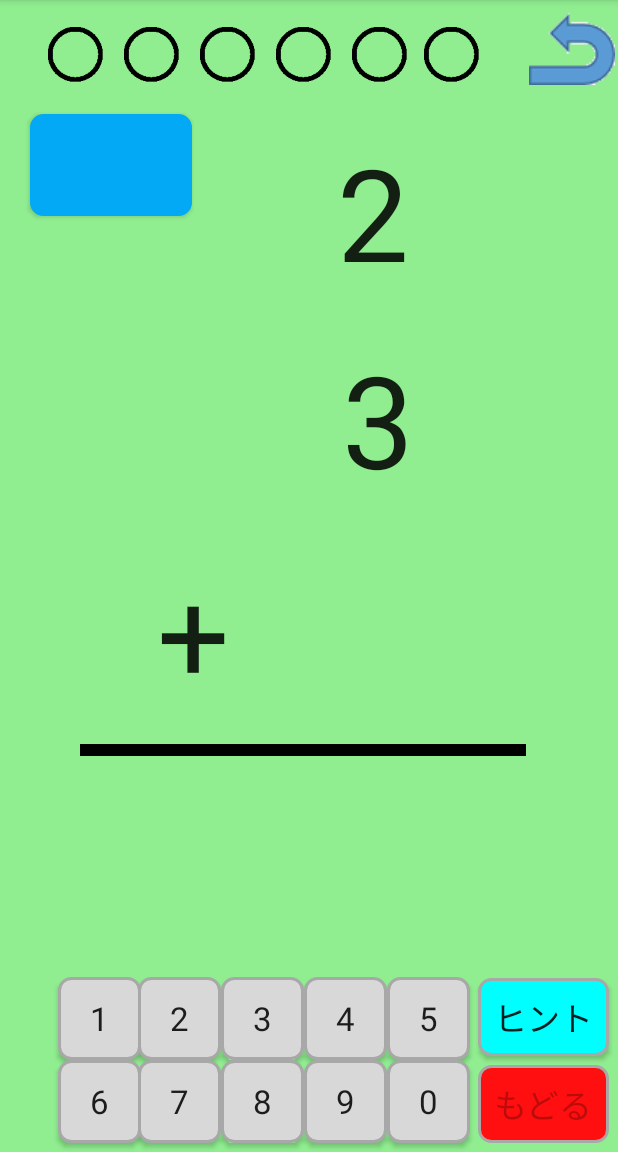
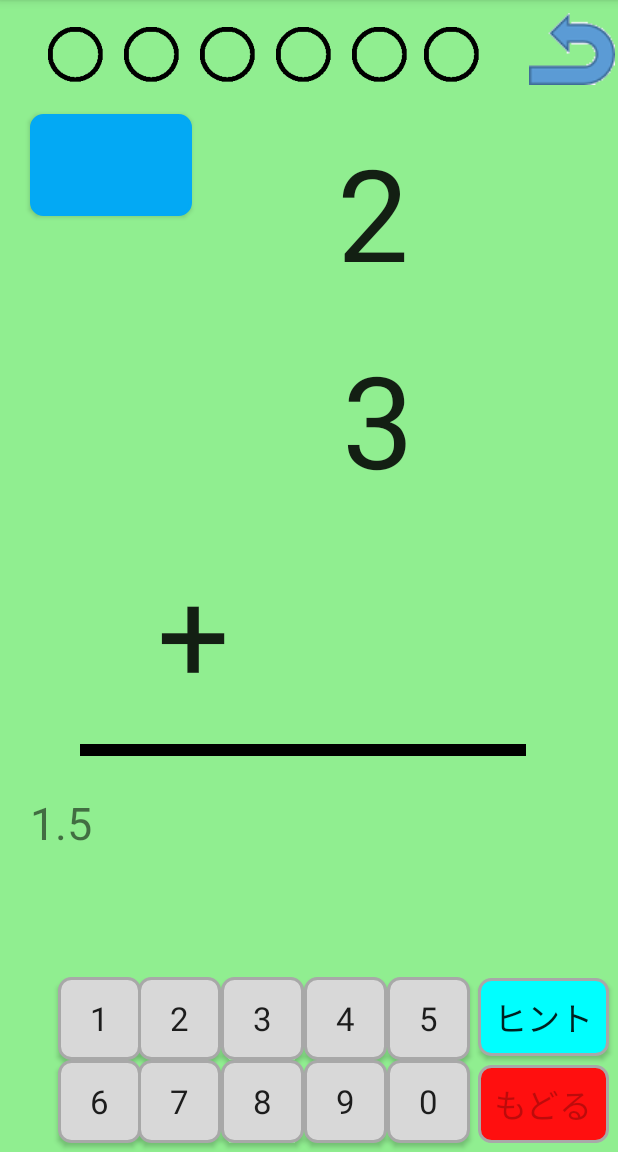
Before and after one commit to r24ruru7/MathMonster, an Android app: the MathActivity screen opened directly, with no data from a screen before it, on a phone screen of 412 x 824 dp, the part 84-1236 px from its top. Run offline under Robolectric (Android 15) with nearby library versions, the phone set to English and light mode, and no system bars.

Commit message:
移動量のアニメーション関数を新たに追加

```diff
--- a/app/src/main/java/com/example/yamato/mathmonster/MathActivity.kt
+++ b/app/src/main/java/com/example/yamato/mathmonster/MathActivity.kt
@@ -9,6 +9,7 @@ import kotlinx.android.synthetic.main.activity_math.*
 import android.content.Intent
 import android.os.Handler
 import android.os.SystemClock
+import android.util.DisplayMetrics
 import android.view.View
 import android.view.animation.AlphaAnimation
 import android.view.animation.Animation
@@ -30,6 +31,10 @@ class MathActivity : AppCompatActivity() {
     var false_count = 0 //間違えた回数
     var now_level = 0   //現在出題しているレベル
     var hint_stage = 0 //ヒントの段階
+    var dpi = 0 //画面解像度
+
+
+
     //コミット練習
 
     override fun onCreate(savedInstanceState: Bundle?) {
@@ -50,6 +55,10 @@ class MathActivity : AppCompatActivity() {
         intent.putExtra("PLAYlev", level_cnt)
 
         val start = System.currentTimeMillis()  //レベルミックスの時間計測用
+
+        val density = resources.displayMetrics.density
+        textView2.text = density.toString()
+        dpi = density.toInt()
 
 
         false_count = false_C
@@ -699,7 +708,7 @@ class MathActivity : AppCompatActivity() {
             2 -> {      //タイルが動くアニメーション
                 if(userClickBtn == 1){
                     for(i in 1..num_a){
-                        var objectAnimator = ObjectAnimator.ofFloat(uptile[i-1], "translationY", (320 - 29 * num_b).toFloat())  //uptileのY軸を指定された分だけ下げる
+                        var objectAnimator = ObjectAnimator.ofFloat(uptile[i-1], "translationY", TEST(1, 2))  //uptileのY軸を指定された分だけ下げる
                         objectAnimator.duration = 500   //0.5秒後
                         objectAnimator.repeatCount = 0  //リピートしない
                         objectAnimator.start()  //実行
@@ -712,9 +721,8 @@ class MathActivity : AppCompatActivity() {
             3 -> {      //タイル移動後の配置処理
                 hideTile(2)
                 undertile[9].setVisibility(View.INVISIBLE)     //ヒント4から戻ってきたときに5の塊のタイルを隠す
-                var movetile = (320 - 29 * num_b).toFloat()     //タイルの配置を変えてる
                 for (i in 1..num_a) {
-                    uptile[i - 1].setTranslationY(movetile)
+                    uptile[i - 1].setTranslationY(TEST(1,3))
                 }
                 button11.setEnabled(true)   //hintstage=4から帰ってきたとき用
                 if(num_a + num_b !=5) button11.setEnabled(false)
@@ -772,13 +780,13 @@ class MathActivity : AppCompatActivity() {
                     button11.setEnabled(true)   //ヒントボタン押せるようになる
                     if(num_b == 5){
                         for(i in 1..num_a){     //移動アニメーション(詳細はHintPlus1へ)
-                            var objectAnimator = ObjectAnimator.ofFloat(uptile[i-1], "translationY", (322 - 30 * num_b).toFloat())
+                            var objectAnimator = ObjectAnimator.ofFloat(uptile[i-1], "translationY", TEST(2,2))
                             objectAnimator.duration = 500
                             objectAnimator.repeatCount = 0
                             objectAnimator.start()
                         }
                     }else if(num_a == 5){
-                        var objectAnimator = ObjectAnimator.ofFloat(uptile[9], "translationY", (322 - 30 * num_b).toFloat())
+                        var objectAnimator = ObjectAnimator.ofFloat(uptile[9], "translationY", TEST(2,2))
                         objectAnimator.duration = 500
                         objectAnimator.repeatCount = 0
                         objectAnimator.start()
@@ -1772,4 +1780,82 @@ class MathActivity : AppCompatActivity() {
             }
         }
     }
+
+    private fun TEST (mathLevel:Int, hintLevel:Int) : Float{    //420dpi, mdpiでアニメーションの移動量を変える用の苦肉の策関数
+        var xxx = 0.toFloat()
+        if(dpi != 1){   //420dpiアニメーション
+            when(mathLevel){
+                1->{    //足し算レベル1
+                    xxx = (320 -29 * num_b).toFloat()
+                    if(dpi != 1) textView2.text = "true" + dpi.toString()
+                    else textView2.text = "false" + dpi.toString()
+                }
+                2->{    //足し算レベル2
+                    xxx = (322 - 30 * num_b).toFloat()
+                }
+                3->{    //足し算レベル3
+
+                }
+                4->{    //足し算レベル4
+
+                }
+                5->{    //足し算レベル5
+
+                }
+                6->{    //引き算レベル1
+
+                }
+                7->{    //引き算レベル2
+
+                }
+                8->{    //引き算レベル3
+
+                }
+                9->{    //引き算レベル4
+
+                }
+                10->{    //引き算レベル5
+
+                }
+            }
+
+        }else{  //mdpiアニメーション
+            when(mathLevel) {
+                1 -> {    //足し算レベル1
+                    xxx = (90 - 60 * num_b).toFloat()
+                    if (dpi != 1) textView2.text = "true" + dpi.toString()
+                    else textView2.text = "false" + dpi.toString()
+                }
+                2 -> {    //足し算レベル2
+
+                }
+                3 -> {    //足し算レベル3
+
+                }
+                4 -> {    //足し算レベル4
+
+                }
+                5 -> {    //足し算レベル5
+
+                }
+                6 -> {    //引き算レベル1
+
+                }
+                7 -> {    //引き算レベル2
+
+                }
+                8 -> {    //引き算レベル3
+
+                }
+                9 -> {    //引き算レベル4
+
+                }
+                10 -> {    //引き算レベル5
+
+                }
+            }
+        }
+
+        return  xxx
+    }
 }
--- a/app/src/main/res/layout-sw720dp/activity_math.xml
+++ b/app/src/main/res/layout-sw720dp/activity_math.xml
@@ -121,10 +121,10 @@
     <TextView
             android:id="@+id/Number_a"
             android:layout_width="200dp"
-            android:layout_height="wrap_content"
+            android:layout_height="217dp"
             android:layout_marginStart="330dp"
             android:layout_marginLeft="330dp"
-            android:layout_marginTop="160dp"
+            android:layout_marginTop="140dp"
             android:layout_marginEnd="270dp"
             android:layout_marginRight="270dp"
             android:gravity="center_horizontal|center_vertical"
@@ -139,10 +139,10 @@
     <TextView
             android:id="@+id/Number_b"
             android:layout_width="200dp"
-            android:layout_height="wrap_content"
+            android:layout_height="217dp"
             android:layout_marginStart="330dp"
             android:layout_marginLeft="330dp"
-            android:layout_marginTop="16dp"
+            android:layout_marginTop="36dp"
             android:layout_marginEnd="270dp"
             android:layout_marginRight="270dp"
             android:gravity="center_horizontal|center_vertical"
@@ -318,12 +318,12 @@
     <TextView
             android:id="@+id/Number_total"
             android:layout_width="200dp"
-            android:layout_height="wrap_content"
+            android:layout_height="217dp"
             android:layout_marginStart="330dp"
             android:layout_marginLeft="330dp"
             android:layout_marginEnd="270dp"
             android:layout_marginRight="270dp"
-            android:layout_marginBottom="288dp"
+            android:layout_marginBottom="278dp"
             android:gravity="center_horizontal|center_vertical"
             android:textAppearance="@style/TextAppearance.AppCompat.Large"
             android:textSize="160sp"
@@ -336,7 +336,7 @@
             android:id="@+id/textView6"
             android:layout_width="450dp"
             android:layout_height="10dp"
-            android:layout_marginTop="8dp"
+            android:layout_marginTop="14dp"
             android:layout_marginBottom="8dp"
             android:background="#000000"
             app:layout_constraintBottom_toTopOf="@+id/Number_total"
@@ -349,10 +349,10 @@
     <TextView
             android:id="@+id/Number_plus"
             android:layout_width="200dp"
-            android:layout_height="wrap_content"
+            android:layout_height="217dp"
             android:layout_marginStart="130dp"
             android:layout_marginLeft="130dp"
-            android:layout_marginTop="16dp"
+            android:layout_marginTop="36dp"
             android:gravity="center_horizontal|center_vertical"
             android:text="@string/plus_text"
             android:textAppearance="@style/TextAppearance.AppCompat.Large"
@@ -364,109 +364,109 @@
 
     <TextView
             android:id="@+id/up_tile1"
-            android:layout_width="15dp"
-            android:layout_height="12dp"
-            android:layout_marginTop="194dp"
-            android:layout_marginEnd="76dp"
-            android:layout_marginRight="76dp"
+            android:layout_width="20dp"
+            android:layout_height="16dp"
+            android:layout_marginTop="280dp"
+            android:layout_marginEnd="150dp"
+            android:layout_marginRight="150dp"
             android:background="@drawable/wakusen"
-            android:visibility="gone"
+            android:visibility="visible"
             app:layout_constraintEnd_toEndOf="parent"
             app:layout_constraintTop_toTopOf="parent" />
 
     <TextView
             android:id="@+id/up_tile2"
-            android:layout_width="15dp"
-            android:layout_height="12dp"
-            android:layout_marginTop="183dp"
-            android:layout_marginEnd="76dp"
-            android:layout_marginRight="76dp"
+            android:layout_width="20dp"
+            android:layout_height="16dp"
+            android:layout_marginTop="267dp"
+            android:layout_marginEnd="150dp"
+            android:layout_marginRight="150dp"
             android:background="@drawable/wakusen2"
-            android:visibility="gone"
+            android:visibility="visible"
             app:layout_constraintEnd_toEndOf="parent"
             app:layout_constraintTop_toTopOf="parent" />
 
     <TextView
             android:id="@+id/up_tile3"
-            android:layout_width="15dp"
-            android:layout_height="12dp"
-            android:layout_marginTop="172dp"
-            android:layout_marginEnd="76dp"
-            android:layout_marginRight="76dp"
+            android:layout_width="20dp"
+            android:layout_height="16dp"
+            android:layout_marginTop="254dp"
+            android:layout_marginEnd="150dp"
+            android:layout_marginRight="150dp"
             android:background="@drawable/wakusen"
-            android:visibility="gone"
+            android:visibility="visible"
             app:layout_constraintEnd_toEndOf="parent"
             app:layout_constraintTop_toTopOf="parent" />
 
     <TextView
             android:id="@+id/up_tile4"
-            android:layout_width="15dp"
-            android:layout_height="12dp"
-            android:layout_marginTop="161dp"
-            android:layout_marginEnd="76dp"
-            android:layout_marginRight="76dp"
+            android:layout_width="20dp"
+            android:layout_height="16dp"
+            android:layout_marginTop="241dp"
+            android:layout_marginEnd="150dp"
+            android:layout_marginRight="150dp"
             android:background="@drawable/wakusen2"
-            android:visibility="gone"
+            android:visibility="visible"
             app:layout_constraintEnd_toEndOf="parent"
             app:layout_constraintTop_toTopOf="parent" />
 
     <TextView
             android:id="@+id/up_tile5"
-            android:layout_width="15dp"
-            android:layout_height="12dp"
-            android:layout_marginTop="150dp"
-            android:layout_marginEnd="76dp"
-            android:layout_marginRight="76dp"
+            android:layout_width="20dp"
+            android:layout_height="16dp"
+            android:layout_marginTop="228dp"
+            android:layout_marginEnd="150dp"
+            android:layout_marginRight="150dp"
             android:background="@drawable/wakusen"
-            android:visibility="gone"
+            android:visibility="visible"
             app:layout_constraintEnd_toEndOf="parent"
             app:layout_constraintTop_toTopOf="parent" />
 
     <TextView
             android:id="@+id/up_tile6"
-            android:layout_width="15dp"
-            android:layout_height="12dp"
-            android:layout_marginTop="139dp"
-            android:layout_marginEnd="76dp"
-            android:layout_marginRight="76dp"
+            android:layout_width="20dp"
+            android:layout_height="16dp"
+            android:layout_marginTop="215dp"
+            android:layout_marginEnd="150dp"
+            android:layout_marginRight="150dp"
             android:background="@drawable/wakusen2"
-            android:visibility="gone"
+            android:visibility="visible"
             app:layout_constraintEnd_toEndOf="parent"
             app:layout_constraintTop_toTopOf="parent" />
 
     <TextView
             android:id="@+id/up_tile7"
-            android:layout_width="15dp"
-            android:layout_height="12dp"
-            android:layout_marginTop="128dp"
-            android:layout_marginEnd="76dp"
-            android:layout_marginRight="76dp"
+            android:layout_width="20dp"
+            android:layout_height="16dp"
+            android:layout_marginTop="202dp"
+            android:layout_marginEnd="150dp"
+            android:layout_marginRight="150dp"
             android:background="@drawable/wakusen"
-            android:visibility="gone"
+            android:visibility="visible"
             app:layout_constraintEnd_toEndOf="parent"
             app:layout_constraintTop_toTopOf="parent" />
 
     <TextView
             android:id="@+id/up_tile8"
-            android:layout_width="15dp"
-            android:layout_height="12dp"
-            android:layout_marginTop="117dp"
-            android:layout_marginEnd="76dp"
-            android:layout_marginRight="76dp"
+            android:layout_width="20dp"
+            android:layout_height="16dp"
+            android:layout_marginTop="189dp"
+            android:layout_marginEnd="150dp"
+            android:layout_marginRight="150dp"
             android:background="@drawable/wakusen2"
-            android:visibility="gone"
+            android:visibility="visible"
             app:layout_constraintEnd_toEndOf="parent"
             app:layout_constraintTop_toTopOf="parent" />
 
     <TextView
             android:id="@+id/up_tile9"
-            android:layout_width="15dp"
-            android:layout_height="12dp"
-            android:layout_marginTop="106dp"
-            android:layout_marginEnd="76dp"
-            android:layout_marginRight="76dp"
+            android:layout_width="20dp"
+            android:layout_height="16dp"
+            android:layout_marginTop="176dp"
+            android:layout_marginEnd="150dp"
+            android:layout_marginRight="150dp"
             android:background="@drawable/wakusen2"
-            android:visibility="gone"
+            android:visibility="visible"
             app:layout_constraintEnd_toEndOf="parent"
             app:layout_constraintTop_toTopOf="parent" />
 
@@ -580,13 +580,13 @@
 
     <TextView
             android:id="@+id/up_tile5_2"
-            android:layout_width="15dp"
-            android:layout_height="56dp"
-            android:layout_marginTop="150dp"
-            android:layout_marginEnd="76dp"
-            android:layout_marginRight="76dp"
+            android:layout_width="22dp"
+            android:layout_height="80dp"
+            android:layout_marginTop="404dp"
+            android:layout_marginEnd="80dp"
+            android:layout_marginRight="80dp"
             android:background="@drawable/wakusen"
-            android:visibility="gone"
+            android:visibility="visible"
             app:layout_constraintEnd_toEndOf="parent"
             app:layout_constraintTop_toTopOf="parent" />
 
@@ -606,10 +606,10 @@
             android:id="@+id/up_zero"
             android:layout_width="40dp"
             android:layout_height="35dp"
-            android:layout_marginTop="194dp"
-            android:layout_marginEnd="64dp"
-            android:layout_marginRight="64dp"
-            android:visibility="gone"
+            android:layout_marginTop="290dp"
+            android:layout_marginEnd="140dp"
+            android:layout_marginRight="140dp"
+            android:visibility="visible"
             app:layout_constraintEnd_toEndOf="parent"
             app:layout_constraintTop_toTopOf="parent"
             app:srcCompat="@drawable/zero" />
@@ -626,5 +626,17 @@
             app:layout_constraintTop_toTopOf="parent"
             app:srcCompat="@drawable/zero" />
 
+    <TextView
+            android:id="@+id/textView2"
+            android:layout_width="246dp"
+            android:layout_height="77dp"
+            android:layout_marginStart="32dp"
+            android:layout_marginLeft="32dp"
+            android:layout_marginBottom="352dp"
+            android:text="@string/test"
+            android:textSize="40sp"
+            app:layout_constraintBottom_toBottomOf="parent"
+            app:layout_constraintStart_toStartOf="parent" />
+
 
 </androidx.constraintlayout.widget.ConstraintLayout>
--- a/app/src/main/res/layout/activity_math.xml
+++ b/app/src/main/res/layout/activity_math.xml
@@ -596,5 +596,17 @@
             app:layout_constraintTop_toTopOf="parent"
             app:srcCompat="@drawable/zero" />
 
+    <TextView
+            android:id="@+id/textView2"
+            android:layout_width="156dp"
+            android:layout_height="48dp"
+            android:layout_marginStart="20dp"
+            android:layout_marginLeft="20dp"
+            android:layout_marginBottom="192dp"
+            android:text="@string/test"
+            android:textSize="30sp"
+            app:layout_constraintBottom_toBottomOf="parent"
+            app:layout_constraintStart_toStartOf="parent" />
+
 
 </androidx.constraintlayout.widget.ConstraintLayout>
--- a/app/src/main/res/values/strings.xml
+++ b/app/src/main/res/values/strings.xml
@@ -35,4 +35,6 @@
     <string name="move_title">タイトル</string>
     <string name="move_level">レベルせんたく</string>
     <string name="timer_cnt">じかん:</string>
+    <string name="test">test</string>
+    <string name="test2">test2</string>
 </resources>
```
